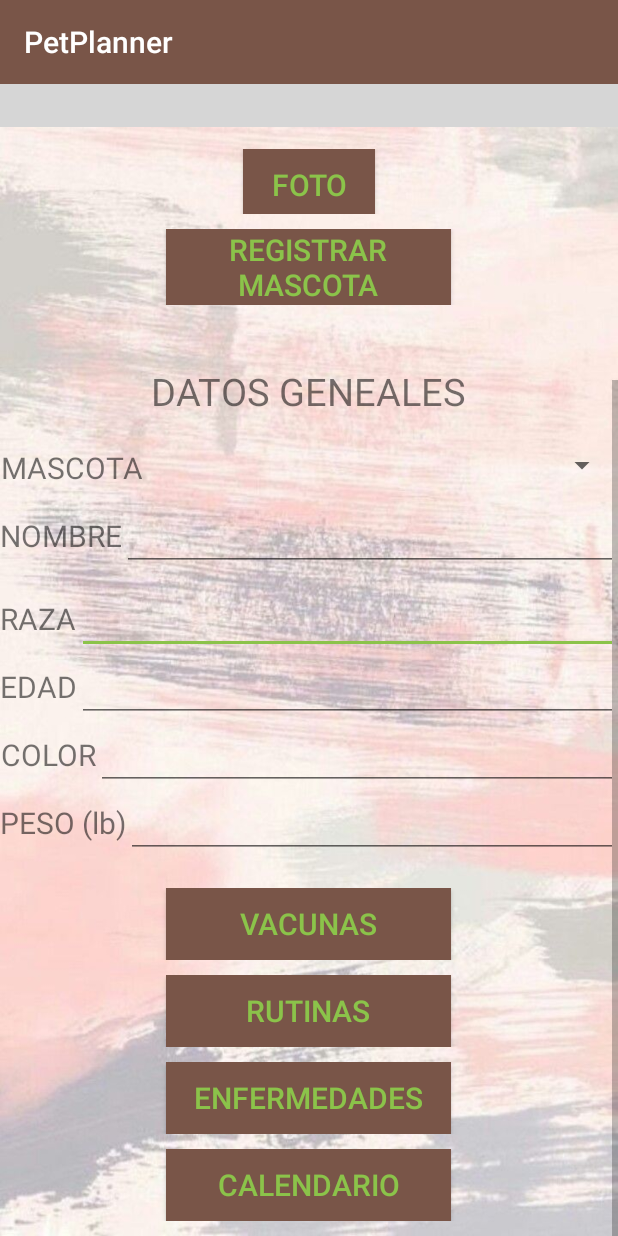
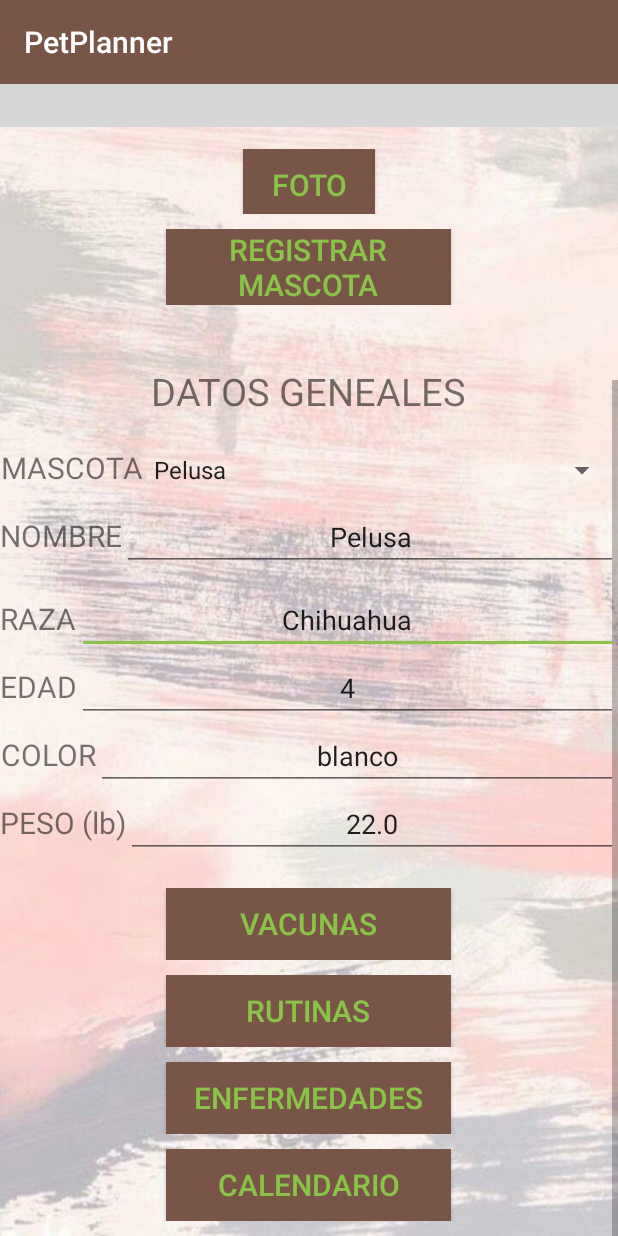
Before and after one commit to praq/Proyecto2-PDM, an Android app: the PerfilActivity screen opened directly, with no data from a screen before it, scrolled down 266 dp, on a phone screen of 412 x 824 dp. Run offline under Robolectric (Android 15) with nearby library versions, the phone set to English and light mode, and no system bars; plain views replace ZoomageView; 1 statement that could not run was skipped; grey boxes are pictures that could not be loaded.

Commit message:
registro de mascota en perfil

```diff
--- a/PetPlanner/app/src/main/java/ues/edu/sv/petplanner/DBHelper.java
+++ b/PetPlanner/app/src/main/java/ues/edu/sv/petplanner/DBHelper.java
@@ -124,6 +124,28 @@ public class DBHelper {
         return perroLista;
     }
 
+    //Consultar perro
+    public Perro consultarMascota(String nombrePerro) {
+        Perro perro = new Perro();
+        SQLiteDatabase db = DBHelper.getReadableDatabase();
+        int estado = 0;
+        Cursor fila;
+        fila=db.rawQuery("select * from perro where nombreperro='"+nombrePerro+"'",null);
+        if (fila.moveToFirst()) {
+            estado =1;
+            Log.e("myTag", "estado1 ----- ");
+            perro.setNombrePerro(fila.getString(0));
+            perro.setRaza(fila.getString(1));
+            perro.setEdadPerro(fila.getString(2));
+            perro.setColorPerro(fila.getString(3));
+            perro.setPesoPerro(fila.getFloat(4));
+        }else{
+            estado =2;
+            Log.e("myTag", "estado2 ----- ");
+        }
+        return perro;
+    }
+
     //Para inicio de sesion
     public int consultarUsuario(String user, String clave) {
         SQLiteDatabase db = DBHelper.getReadableDatabase();
--- a/PetPlanner/app/src/main/java/ues/edu/sv/petplanner/PerfilActivity.java
+++ b/PetPlanner/app/src/main/java/ues/edu/sv/petplanner/PerfilActivity.java
@@ -14,8 +14,10 @@ import android.support.v7.app.AppCompatActivity;
 import android.os.Bundle;
 import android.util.Log;
 import android.view.View;
+import android.widget.AdapterView;
 import android.widget.ArrayAdapter;
 import android.widget.Button;
+import android.widget.EditText;
 import android.widget.ImageView;
 import android.widget.Spinner;
 import android.widget.Toast;
@@ -31,6 +33,11 @@ public class PerfilActivity extends AppCompatActivity {
     private final int PHOTO_CODE = 100;     //para usar metodo OnActivityResult
     private final int SELECT_PICTURE = 200;
     private ImageView imageView;
+    private EditText nombrePerrolbl;
+    private EditText razaPerrolbl;
+    private EditText edadPerrolbl;
+    private EditText colorPerrolbl;
+    private EditText pesoPerrolbl;
     private Button button;
     Spinner spinnerMascota;
     ArrayList<Perro> perros;
@@ -41,13 +48,19 @@ public class PerfilActivity extends AppCompatActivity {
     protected void onCreate(Bundle savedInstanceState) {
         super.onCreate(savedInstanceState);
         setContentView(R.layout.activity_perfil);
+        helper = new DBHelper(this );
         imageView = (ImageView) findViewById(R.id.imagen);
         button = (Button) findViewById(R.id.buttonImage);
         spinnerMascota = (Spinner) findViewById(R.id.mascota);
+        nombrePerrolbl = (EditText) findViewById(R.id.nombrePerro);
+        razaPerrolbl = (EditText)findViewById(R.id.raza);
+        edadPerrolbl = (EditText) findViewById(R.id.edadPerro);
+        colorPerrolbl = (EditText) findViewById(R.id.color);
+        pesoPerrolbl = (EditText) findViewById(R.id.peso);
 
         //LLENAR SPINNER DE MASCOTA
-        /*perros = helper.obtenerListaPerros();
-        ArrayList<String> nombrePerro = new ArrayList<String>();
+        perros = helper.obtenerListaPerros();
+        final ArrayList<String> nombrePerro = new ArrayList<String>();
         for (int i = 0; i < perros.size(); i++)
         {
             Log.e("myTag", "1 ----- ");
@@ -56,7 +69,31 @@ public class PerfilActivity extends AppCompatActivity {
 
         }
         ArrayAdapter<CharSequence> adapter1=new ArrayAdapter(this,android.R.layout.simple_spinner_item,nombrePerro);
-        spinnerMascota.setAdapter(adapter1);*/
+        spinnerMascota.setAdapter(adapter1);
+
+        spinnerMascota.setOnItemSelectedListener(new AdapterView.OnItemSelectedListener() {
+
+            @Override
+            public void onItemSelected(AdapterView<?> arg0, View arg1,
+                                       int arg2, long arg3) {
+                // TODO Auto-generated method stub
+                String mascota=spinnerMascota.getSelectedItem().toString();
+                Log.e("Selected item : ",mascota);
+                Perro perro = helper.consultarMascota(mascota);
+                Log.e("myTag","perro "+perro.getEdadPerro());
+                nombrePerrolbl.setText(perro.getNombrePerro());
+                razaPerrolbl.setText(perro.getRaza());
+                edadPerrolbl.setText(perro.getEdadPerro());
+                colorPerrolbl.setText(perro.getColorPerro());
+                pesoPerrolbl.setText(String.valueOf(perro.getPesoPerro()));
+            }
+
+            @Override
+            public void onNothingSelected(AdapterView<?> arg0) {
+                // TODO Auto-generated method stub
+
+            }
+        });
 
         //CODIGO PARA USAR CAMARA
         button.setOnClickListener(new View.OnClickListener() {
--- a/PetPlanner/app/src/main/java/ues/edu/sv/petplanner/RegistroMascotaActivity.java
+++ b/PetPlanner/app/src/main/java/ues/edu/sv/petplanner/RegistroMascotaActivity.java
@@ -112,7 +112,7 @@ public class RegistroMascotaActivity extends AppCompatActivity {
         String colorPerr=colorPerro.getText().toString();
         String pesoPerr=pesoPerro.getText().toString();
 
-        String nombreRaza = String.valueOf(spinnerRaza.getSelectedItemId());
+        String nombreRaza = String.valueOf(spinnerRaza.getSelectedItem());
         Raza raza = new Raza();
         raza.setNombreRaza(nombreRaza);
 
--- a/PetPlanner/app/src/main/res/values/strings.xml
+++ b/PetPlanner/app/src/main/res/values/strings.xml
@@ -5,4 +5,5 @@
     <string name="reiniciar">Reiniciar</string>
     <string name="parar">Parar</string>
     <string name="guardar">Guardar Rutina</string>
+    <string name="facebook_app_id">647232585753014</string> <string name="fb_login_protocol_scheme">fb647232585753014</string>
 </resources>
--- a/PetPlanner/build.gradle
+++ b/PetPlanner/build.gradle
@@ -18,6 +18,7 @@ allprojects {
     repositories {
         google()
         jcenter()
+        mavenCentral ()
         maven {url "http://jipack.io"}
     }
 }
```
Also changed, not shown: PetPlanner/app/build.gradle (+10 -1 lines), PetPlanner/app/src/main/AndroidManifest.xml (+17 -0 lines), PetPlanner/app/src/main/res/layout/activity_registro_mascota.xml (+9 -1 lines).
